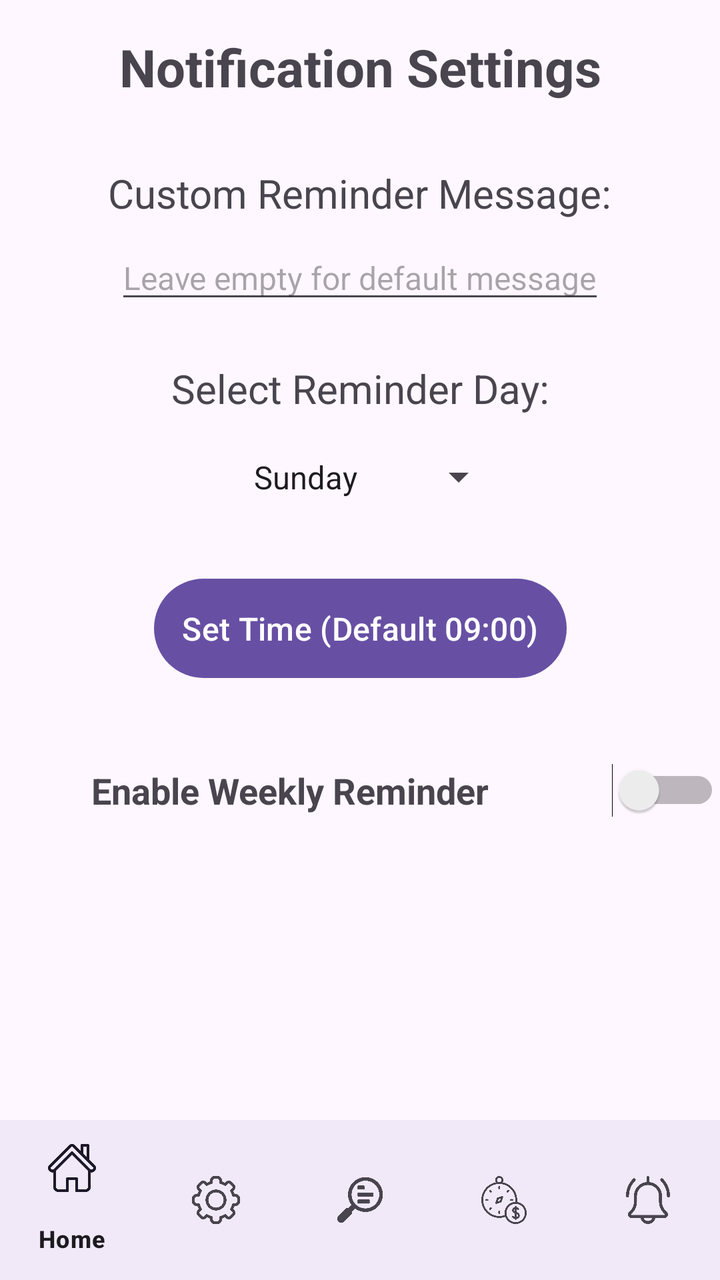
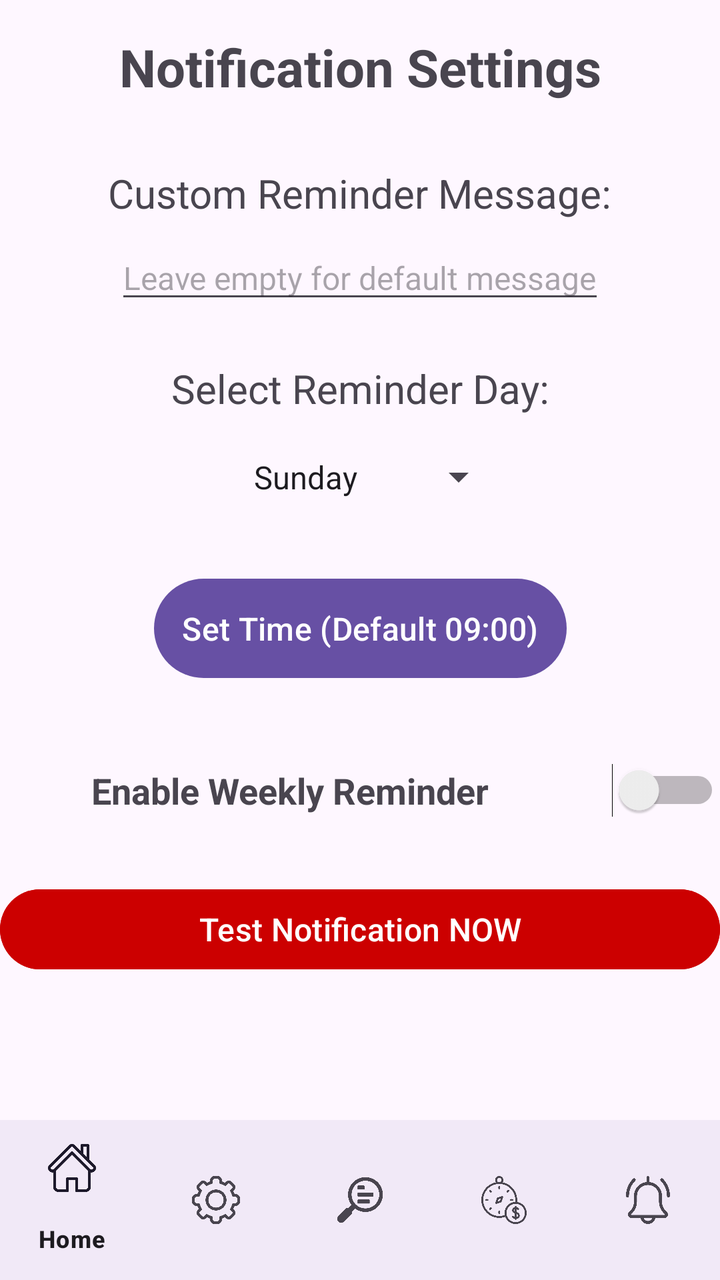

Two renders of the same Android screen: before a commit and after it. Below are the layout's source before the change and the commit's diff.
<!-- AndroidManifest.xml: application theme Theme.Finsight1 -->
<!-- res/layout/activity_notification.xml -->
<?xml version="1.0" encoding="utf-8"?>
<androidx.constraintlayout.widget.ConstraintLayout xmlns:android="http://schemas.android.com/apk/res/android"
    xmlns:app="http://schemas.android.com/apk/res-auto"
    xmlns:tools="http://schemas.android.com/tools"
    android:id="@+id/main"
    android:layout_width="match_parent"
    android:layout_height="match_parent"
    tools:context=".NotificationActivity">

    <TextView
        android:id="@+id/tvNotificationTitle"
        android:layout_width="wrap_content"
        android:layout_height="wrap_content"
        android:text="Notification Settings"
        android:textSize="26sp"
        android:textStyle="bold"
        android:layout_marginTop="16dp"
        app:layout_constraintTop_toTopOf="parent"
        app:layout_constraintStart_toStartOf="parent"
        app:layout_constraintEnd_toEndOf="parent" />

    <TextView
        android:id="@+id/tvMessageLabel"
        android:layout_width="wrap_content"
        android:layout_height="wrap_content"
        android:text="Custom Reminder Message:"
        android:textSize="20sp"
        android:layout_marginTop="32dp"
        app:layout_constraintTop_toBottomOf="@id/tvNotificationTitle"
        app:layout_constraintStart_toStartOf="parent"
        app:layout_constraintEnd_toEndOf="parent" />

    <EditText
        android:id="@+id/etCustomMessage"
        android:layout_width="wrap_content"
        android:layout_height="wrap_content"
        android:hint="Leave empty for default message"
        android:inputType="textLongMessage"
        android:textSize="16sp"
        android:layout_marginTop="8dp"
        app:layout_constraintTop_toBottomOf="@id/tvMessageLabel"
        app:layout_constraintStart_toStartOf="parent"
        app:layout_constraintEnd_toEndOf="parent" />

    <TextView
        android:id="@+id/tvDayLabel"
        android:layout_width="wrap_content"
        android:layout_height="wrap_content"
        android:text="Select Reminder Day:"
        android:textSize="20sp"
        android:layout_marginTop="24dp"
        app:layout_constraintTop_toBottomOf="@id/etCustomMessage"
        app:layout_constraintStart_toStartOf="parent"
        app:layout_constraintEnd_toEndOf="parent" />

    <Spinner
        android:id="@+id/spinnerDay"
        android:layout_width="wrap_content"
        android:layout_height="wrap_content"
        android:entries="@array/days_of_week"
        android:layout_marginTop="8dp"
        android:padding="12dp"
        app:layout_constraintTop_toBottomOf="@id/tvDayLabel"
        app:layout_constraintStart_toStartOf="parent"
        app:layout_constraintEnd_toEndOf="parent" />

    <Button
        android:id="@+id/btnSetCustomTime"
        android:layout_width="wrap_content"
        android:layout_height="wrap_content"
        android:text="Set Time (Default 09:00)"
        android:textSize="16sp"
        android:padding="14dp"
        android:layout_marginTop="24dp"
        app:layout_constraintTop_toBottomOf="@id/spinnerDay"
        app:layout_constraintStart_toStartOf="parent"
        app:layout_constraintEnd_toEndOf="parent" />

    <TextView
        android:id="@+id/tvSwitchLabel"
        android:layout_width="wrap_content"
        android:layout_height="wrap_content"
        android:text="Enable Weekly Reminder"
        android:textSize="18sp"
        android:textStyle="bold"
        android:layout_marginTop="40dp"
        android:layout_marginEnd="16dp"
        app:layout_constraintTop_toBottomOf="@id/btnSetCustomTime"
        app:layout_constraintStart_toStartOf="parent"
        app:layout_constraintEnd_toStartOf="@id/switchDefaultNotification" />

    <Switch
        android:id="@+id/switchDefaultNotification"
        android:layout_width="wrap_content"
        android:layout_height="wrap_content"
        app:layout_constraintEnd_toEndOf="parent"
        app:layout_constraintTop_toTopOf="@id/tvSwitchLabel"
        app:layout_constraintBottom_toBottomOf="@id/tvSwitchLabel" />

    <com.google.android.material.bottomnavigation.BottomNavigationView
        android:id="@+id/bottom_navigation"
        android:layout_width="match_parent"
        android:layout_height="wrap_content"
        android:background="?android:attr/windowBackground"
        app:menu="@menu/bottom_nav_menu"
        app:layout_constraintBottom_toBottomOf="parent"
        app:layout_constraintStart_toStartOf="parent"
        app:layout_constraintEnd_toEndOf="parent" />

</androidx.constraintlayout.widget.ConstraintLayout>
<!-- resources referenced by this layout -->
<resources>
  <string-array name="days_of_week">
          <item>Sunday</item>
          <item>Monday</item>
          <item>Tuesday</item>
          <item>Wednesday</item>
          <item>Thursday</item>
          <item>Friday</item>
          <item>Saturday</item>
      </string-array>
  <style name="Theme.Finsight1" parent="Base.Theme.Finsight1" />
  <style name="Base.Theme.Finsight1" parent="Theme.Material3.DayNight.NoActionBar">
          
          
      </style>
</resources>

<!-- the commit's change to res/layout/activity_notification.xml (unified diff, before → after) -->
@@ -107,4 +107,18 @@
         app:layout_constraintStart_toStartOf="parent"
         app:layout_constraintEnd_toEndOf="parent" />
 
+
+    <Button
+        android:id="@+id/btnTestNotification"
+        android:layout_width="0dp"
+        android:layout_height="wrap_content"
+        android:text="Test Notification NOW"
+        android:textSize="16sp"
+        android:textColor="@color/white"
+        android:backgroundTint="@android:color/holo_red_dark"
+        android:layout_marginTop="32dp"
+        app:layout_constraintTop_toBottomOf="@id/switchDefaultNotification"
+        app:layout_constraintStart_toStartOf="parent"
+        app:layout_constraintEnd_toEndOf="parent" />
+
 </androidx.constraintlayout.widget.ConstraintLayout>
<!-- resource entries referenced after the edit -->
@@ -9,6 +9,7 @@
           <item>Friday</item>
           <item>Saturday</item>
       </string-array>
+  <color name="white">#FFFFFFFF</color>
   <style name="Theme.Finsight1" parent="Base.Theme.Finsight1" />
   <style name="Base.Theme.Finsight1" parent="Theme.Material3.DayNight.NoActionBar">
           
